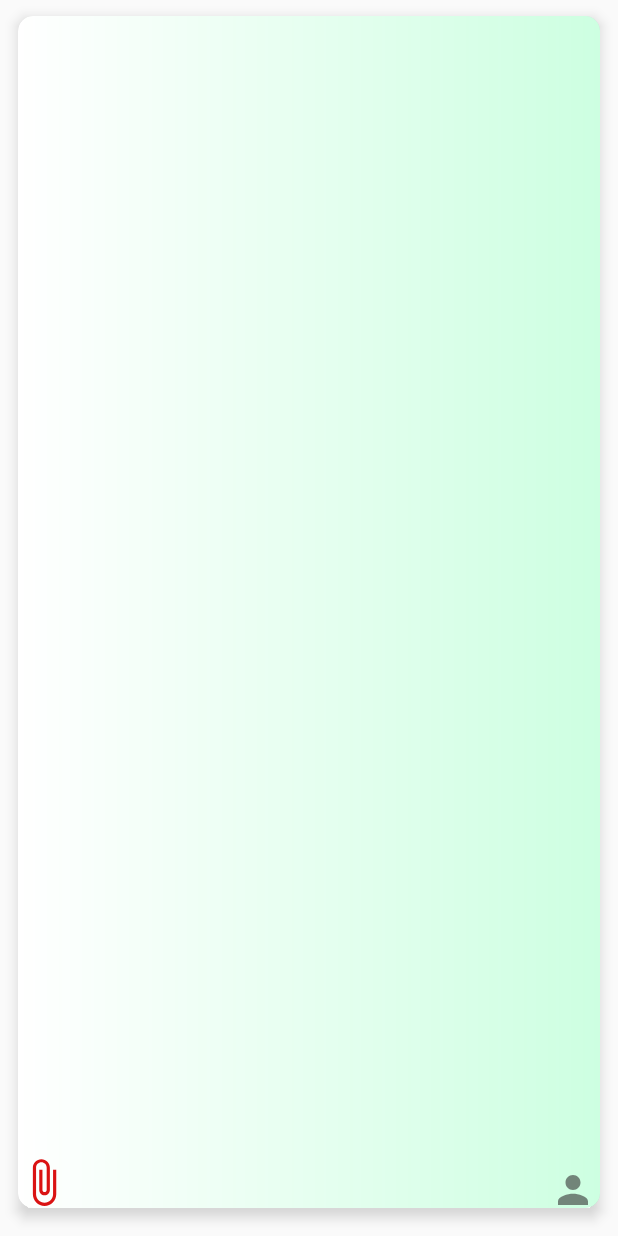
After one commit to Navid-j/project-Manager, an Android app: the layout inbox_rv_layout.xml on its own in the app's theme, with its tools: preview values and no code run, on a phone screen of 412 x 824 dp. The commit adds this screen. Run offline under Robolectric (Android 15) with nearby library versions, the phone set to English and light mode, and no system bars.

Commit message:
message view activity

```diff
--- /dev/null
+++ b/app/src/main/res/drawable-xxhdpi/inbox_cardview_background_style.xml
@@ -0,0 +1,8 @@
+<?xml version="1.0" encoding="utf-8"?>
+<shape xmlns:android="http://schemas.android.com/apk/res/android">
+    <gradient
+        android:angle="360"
+        android:endColor="@color/inbox_cardview_background_style_color"
+        android:startColor="@color/transparent" />
+
+</shape>
--- a/app/src/main/res/layout/activity_inbox.xml
+++ b/app/src/main/res/layout/activity_inbox.xml
@@ -11,6 +11,7 @@
         android:layout_width="match_parent"
         android:layout_height="match_parent"
         android:layout_above="@+id/space"
+        android:layout_centerHorizontal="true"
         android:clickable="true"
         android:fadeScrollbars="true"
         android:fadingEdge="vertical"
--- /dev/null
+++ b/app/src/main/res/layout/inbox_rv_layout.xml
@@ -0,0 +1,63 @@
+<?xml version="1.0" encoding="utf-8"?>
+<androidx.cardview.widget.CardView xmlns:android="http://schemas.android.com/apk/res/android"
+    xmlns:app="http://schemas.android.com/apk/res-auto"
+    android:id="@+id/cardview_home"
+    android:layout_width="wrap_content"
+    android:layout_height="wrap_content"
+    android:layout_marginLeft="4dp"
+    android:layout_marginRight="4dp"
+    android:layout_centerHorizontal="true"
+    android:layout_marginBottom="8dp"
+    android:clickable="true"
+    android:fadeScrollbars="true"
+    android:fadingEdge="vertical"
+    android:fadingEdgeLength="50dp"
+    android:focusable="true"
+    android:layoutDirection="rtl"
+    android:outlineAmbientShadowColor="@color/cardview_dark_background"
+    android:outlineSpotShadowColor="@color/cardview_dark_background"
+    android:requiresFadingEdge="vertical"
+    app:cardCornerRadius="10dp"
+    app:cardElevation="5dp"
+    app:cardUseCompatPadding="true">
+
+    <RelativeLayout
+        android:layout_width="match_parent"
+        android:layout_height="match_parent"
+        android:background="@drawable/inbox_cardview_background_style">
+
+        <TextView
+            android:id="@+id/tv_message_intro"
+            android:layout_width="wrap_content"
+            android:layout_height="wrap_content"
+            android:layout_alignParentTop="true"
+            android:layout_alignParentRight="true"
+            android:layout_marginRight="6dp"
+            android:layout_marginBottom="6dp"
+            android:textColor="#000000"
+            android:textSize="16sp"
+            android:maxLength="70"
+            android:textStyle="bold" />
+
+        <TextView
+            android:id="@+id/tv_message_producer_name"
+            android:layout_width="wrap_content"
+            android:layout_height="wrap_content"
+            android:layout_alignParentBottom="true"
+            android:layout_alignParentRight="true"
+            android:layout_marginRight="6dp"
+            android:layout_marginBottom="6dp"
+            android:drawableRight="@drawable/ic_person"
+            android:gravity="center" />
+
+        <ImageView
+            android:id="@+id/img_message_attach"
+            android:layout_width="wrap_content"
+            android:layout_height="wrap_content"
+            android:layout_alignParentLeft="true"
+            android:layout_alignParentBottom="true"
+            android:src="@drawable/ic_attach"
+            />
+
+    </RelativeLayout>
+</androidx.cardview.widget.CardView>
--- a/app/src/main/res/values/colors.xml
+++ b/app/src/main/res/values/colors.xml
@@ -6,6 +6,7 @@
     <color name="transparent">#00D81B60</color>
     <color name="transparent2">#3BD1C7C7</color>
     <color name="cardview_background_style_color">#32FF007A</color>
+    <color name="inbox_cardview_background_style_color">#3200FF66</color>
     <color name="edt_background">#A5A2A2</color>
     <color name="black">#000000</color>
     <color name="white">#ffffff</color>
```
Also changed, not shown: app/src/main/java/com/example/projectmanager/Activity/InboxActivity.java (+64 -1 lines), app/src/main/java/com/example/projectmanager/Adapter/HomeRvAdapter.java (+4 -4 lines), app/src/main/java/com/example/projectmanager/Adapter/InboxRvAdapter.java (+33 -18 lines), app/src/main/java/com/example/projectmanager/Model/Messages.java (added, +47 -0 lines).
